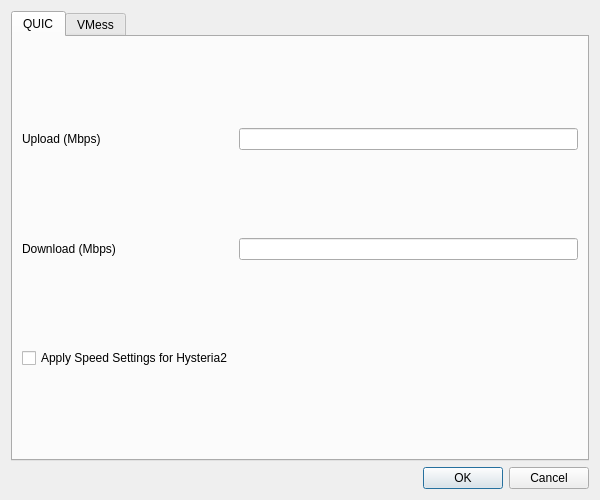
First picture: the form in ui/dialog_protocol_settings.ui, repository master88wi/NekoXray, before the edit.
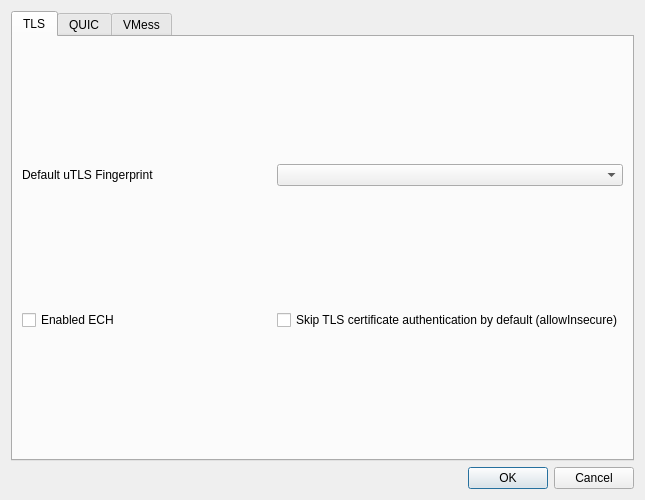
Second picture: the form after the edit. Custom widgets are drawn as their Qt base class.

Commit message: refactor: move some security settings to protocol settings

Patch:
```diff
--- a/ui/dialog_protocol_settings.ui
+++ b/ui/dialog_protocol_settings.ui
@@ -6,7 +6,7 @@
    <rect>
     <x>0</x>
     <y>0</y>
-    <width>600</width>
+    <width>645</width>
     <height>500</height>
    </rect>
   </property>
@@ -19,6 +19,37 @@
      <property name="currentIndex">
       <number>0</number>
      </property>
+     <widget class="QWidget" name="protocol_tls_settings">
+      <attribute name="title">
+       <string notr="true">TLS</string>
+      </attribute>
+      <layout class="QGridLayout" name="gridLayout_4">
+       <item row="2" column="0">
+        <widget class="QCheckBox" name="enabled_ech">
+         <property name="text">
+          <string>Enabled ECH</string>
+         </property>
+        </widget>
+       </item>
+       <item row="1" column="0">
+        <widget class="QLabel" name="utls_l">
+         <property name="text">
+          <string>Default uTLS Fingerprint</string>
+         </property>
+        </widget>
+       </item>
+       <item row="1" column="1">
+        <widget class="QComboBox" name="utlsFingerprint"/>
+       </item>
+       <item row="2" column="1">
+        <widget class="QCheckBox" name="skip_cert">
+         <property name="text">
+          <string>Skip TLS certificate authentication by default (allowInsecure)</string>
+         </property>
+        </widget>
+       </item>
+      </layout>
+     </widget>
      <widget class="QWidget" name="protocol_quic_settings">
       <attribute name="title">
        <string notr="true">QUIC</string>
```
The commit also changes 7 other files.
